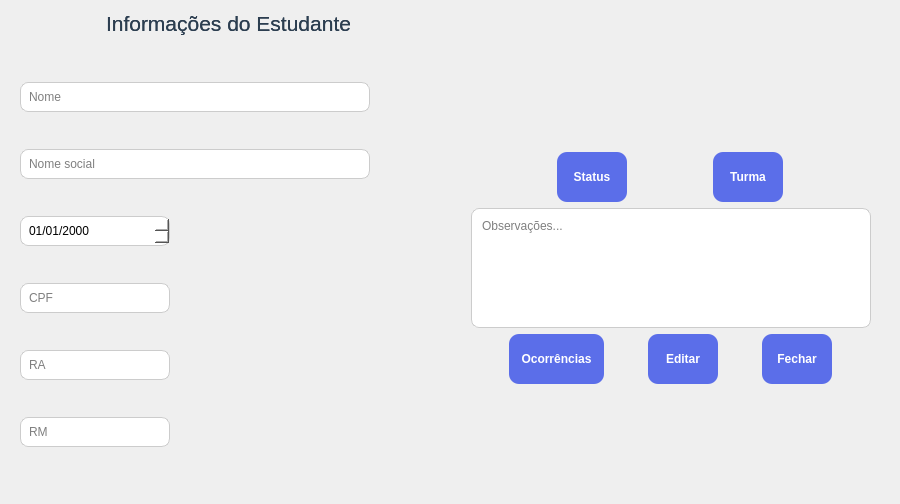
First picture: the form in App/view/ui/studentInfo.ui, repository Caiquef80/Gerenciamento-Escolar, before the edit.
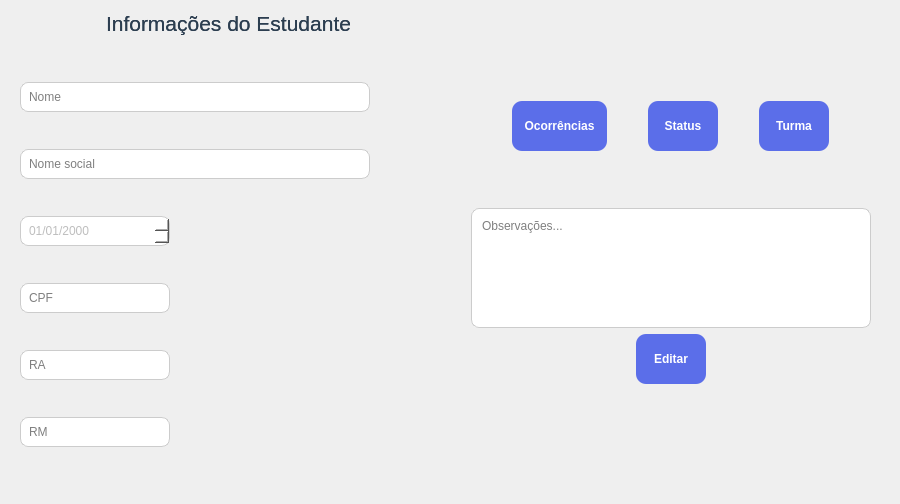
Second picture: the form after the edit. Icons and pictures are not drawn.

Commit message:
studentInfo modificações (#143)
* feat: limitando acesso funcionarios

* feat: novas opcoes QMenu

* studentInfo

```diff
--- a/App/view/ui/studentInfo.ui
+++ b/App/view/ui/studentInfo.ui
@@ -78,11 +78,30 @@
      </property>
      <layout class="QGridLayout" name="gridLayout">
       <item row="0" column="0">
-       <layout class="QHBoxLayout" name="horizontalLayout_3" stretch="0,0">
+       <layout class="QHBoxLayout" name="horizontalLayout_3" stretch="0,0,0">
         <property name="spacing">
          <number>0</number>
         </property>
-        <item alignment="Qt::AlignBottom">
+        <item>
+         <widget class="QPushButton" name="btnOcorrencias">
+          <property name="minimumSize">
+           <size>
+            <width>0</width>
+            <height>50</height>
+           </size>
+          </property>
+          <property name="maximumSize">
+           <size>
+            <width>95</width>
+            <height>16777215</height>
+           </size>
+          </property>
+          <property name="text">
+           <string>Ocorrências</string>
+          </property>
+         </widget>
+        </item>
+        <item>
          <widget class="QPushButton" name="btnStatus">
           <property name="minimumSize">
            <size>
@@ -101,7 +120,7 @@
           </property>
          </widget>
         </item>
-        <item alignment="Qt::AlignBottom">
+        <item alignment="Qt::AlignVCenter">
          <widget class="QPushButton" name="btnTurma">
           <property name="minimumSize">
            <size>
@@ -144,26 +163,7 @@
        </widget>
       </item>
       <item row="2" column="0">
-       <layout class="QHBoxLayout" name="horizontalLayout_2" stretch="1,1,1">
-        <item alignment="Qt::AlignTop">
-         <widget class="QPushButton" name="btnOcorrencias">
-          <property name="minimumSize">
-           <size>
-            <width>0</width>
-            <height>50</height>
-           </size>
-          </property>
-          <property name="maximumSize">
-           <size>
-            <width>95</width>
-            <height>16777215</height>
-           </size>
-          </property>
-          <property name="text">
-           <string>Ocorrências</string>
-          </property>
-         </widget>
-        </item>
+       <layout class="QHBoxLayout" name="horizontalLayout_2" stretch="0">
         <item alignment="Qt::AlignTop">
          <widget class="QPushButton" name="btnEdit">
           <property name="minimumSize">
@@ -181,24 +181,11 @@
           <property name="text">
            <string>Editar</string>
           </property>
-         </widget>
-        </item>
-        <item alignment="Qt::AlignTop">
-         <widget class="QPushButton" name="btnClose">
-          <property name="minimumSize">
-           <size>
-            <width>0</width>
-            <height>50</height>
-           </size>
+          <property name="checkable">
+           <bool>true</bool>
           </property>
-          <property name="maximumSize">
-           <size>
-            <width>70</width>
-            <height>16777215</height>
-           </size>
-          </property>
-          <property name="text">
-           <string>Fechar</string>
+          <property name="checked">
+           <bool>true</bool>
           </property>
          </widget>
         </item>
@@ -280,6 +267,9 @@
       </item>
       <item>
        <widget class="QDateTimeEdit" name="data_6">
+        <property name="enabled">
+         <bool>false</bool>
+        </property>
         <property name="maximumSize">
          <size>
           <width>150</width>
```
Left out of the diff: 18 changed lines with no effect on the pictures. The commit also changes 2 other files.
